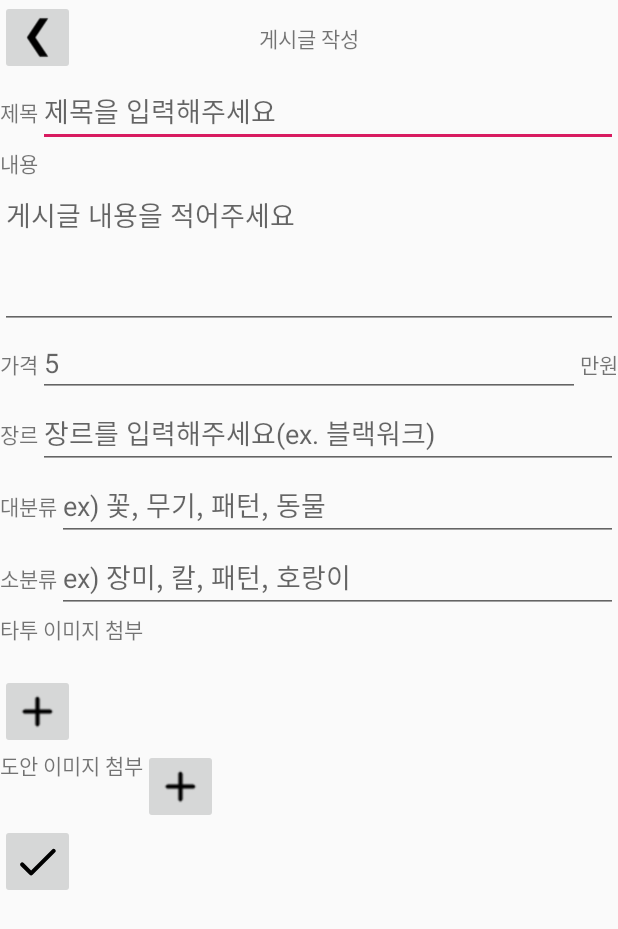
After one commit to donghae0414/2020CapstoneAndroid, an Android app: the WritePostActivity screen opened directly, with no data from a screen before it, on a phone screen of 412 x 824 dp. The commit adds this screen. Shown: the top 929 px of the screen. Run offline under Robolectric (Android 15) with nearby library versions, the phone set to English and light mode, and no system bars; 1 statement that could not run was skipped.

Commit message:
write post
write post

```diff
--- a/app/src/main/AndroidManifest.xml
+++ b/app/src/main/AndroidManifest.xml
@@ -17,7 +17,8 @@
         android:supportsRtl="true"
         android:theme="@style/AppTheme"
         android:usesCleartextTraffic="true">
-        <activity android:name=".activity.TattooistPostsActivity"></activity>
+        <activity android:name=".activity.WritePostActivity"></activity>
+        <activity android:name=".activity.TattooistPostsActivity" />
         <activity android:name=".activity.ApplyTattooistActivity" />
 
         <meta-data
--- a/app/src/main/java/com/example/newtattooandroid/activity/TattooistPostsActivity.java
+++ b/app/src/main/java/com/example/newtattooandroid/activity/TattooistPostsActivity.java
@@ -6,6 +6,7 @@ import androidx.recyclerview.widget.GridLayoutManager;
 import androidx.recyclerview.widget.RecyclerView;
 import androidx.recyclerview.widget.StaggeredGridLayoutManager;
 
+import android.content.Intent;
 import android.os.Bundle;
 import android.util.Log;
 import android.view.View;
@@ -61,15 +62,16 @@ public class TattooistPostsActivity extends AppCompatActivity {
         networkAPIs = retrofit.create(NetworkAPIs.class);
 
         btn_tattooist_posts_back = findViewById(R.id.btn_tattooist_post_back);
-        btn_tattooist_posts_back.setOnClickListener(new View.OnClickListener() {
-            @Override
-            public void onClick(View view) {
+        btn_tattooist_posts_back.setOnClickListener((View view) -> {
                 finish();
-            }
         });
 
         btn_tattooist_write = findViewById(R.id.btn_tattooist_write);
         btn_tattooist_write.setOnClickListener((View view) -> { // 글 작성
+
+            Intent writePostIntent = new Intent(getApplicationContext(), WritePostActivity.class);
+            writePostIntent.putExtra("tattooistId", tattooistDto.getUserId());
+            getApplicationContext().startActivity(writePostIntent.addFlags(Intent.FLAG_ACTIVITY_NEW_TASK));
 
         });
 
--- /dev/null
+++ b/app/src/main/java/com/example/newtattooandroid/activity/WritePostActivity.java
@@ -0,0 +1,214 @@
+package com.example.newtattooandroid.activity;
+
+import androidx.annotation.Nullable;
+import androidx.appcompat.app.ActionBar;
+import androidx.appcompat.app.AppCompatActivity;
+
+import android.content.Intent;
+import android.database.Cursor;
+import android.graphics.Bitmap;
+import android.graphics.BitmapFactory;
+import android.net.Uri;
+import android.os.Bundle;
+import android.provider.OpenableColumns;
+import android.util.Log;
+import android.view.View;
+import android.widget.EditText;
+import android.widget.ImageButton;
+import android.widget.TextView;
+
+import com.example.newtattooandroid.R;
+import com.example.newtattooandroid.model.MainItem;
+import com.example.newtattooandroid.model.TattooistDto;
+import com.example.newtattooandroid.network.NetworkAPIs;
+import com.example.newtattooandroid.network.NetworkClient;
+
+import java.io.ByteArrayOutputStream;
+import java.io.File;
+import java.io.FileNotFoundException;
+import java.io.FileOutputStream;
+import java.io.IOException;
+import java.io.InputStream;
+import java.util.ArrayList;
+import java.util.List;
+
+import lombok.SneakyThrows;
+import okhttp3.MediaType;
+import okhttp3.MultipartBody;
+import okhttp3.RequestBody;
+import retrofit2.Call;
+import retrofit2.Callback;
+import retrofit2.Response;
+import retrofit2.Retrofit;
+
+public class WritePostActivity extends AppCompatActivity {
+    // only tattooistID
+    private TattooistDto tattooistDto;
+
+    // 통신
+    private Retrofit retrofit;
+    private NetworkAPIs networkAPIs;
+
+    // ui components
+    private ImageButton btn_write_back;
+    private EditText et_write_title;
+    private EditText et_write_description;
+    private EditText et_write_price;
+    private EditText et_write_genre;
+    private EditText et_write_big_shape;
+    private EditText et_write_small_shape;
+
+    private TextView tv_write_images;
+    private ImageButton btn_write_image;
+
+    private TextView tv_write_design_name;
+    private ImageButton btn_write_design;
+
+    private ImageButton btn_write_post;
+
+    private MultipartBody.Part design;
+    private ArrayList<MultipartBody.Part> tattoos;
+
+    @Override
+    protected void onCreate(Bundle savedInstanceState) {
+        super.onCreate(savedInstanceState);
+        setContentView(R.layout.activity_write_post);
+        ActionBar actionBar = getSupportActionBar();
+        actionBar.hide();
+
+        getTattooist();
+        //retrofit
+        retrofit = NetworkClient.getRetrofitClient(getApplicationContext());
+        networkAPIs = retrofit.create(NetworkAPIs.class);
+
+        btn_write_back = findViewById(R.id.btn_write_back);
+        btn_write_back.setOnClickListener((View view) -> {
+            finish();
+        });
+
+        et_write_title = findViewById(R.id.et_write_title);
+        et_write_description = findViewById(R.id.et_write_description);
+        et_write_price = findViewById(R.id.et_write_price);
+        et_write_genre = findViewById(R.id.et_write_genre);
+        et_write_big_shape = findViewById(R.id.et_write_big_shape);
+        et_write_small_shape = findViewById(R.id.et_write_small_shape);
+
+        tv_write_images = findViewById(R.id.tv_write_images);
+        btn_write_image = findViewById(R.id.btn_write_image);
+        tattoos = new ArrayList<>();
+        design = null;
+        btn_write_image.setOnClickListener((View view) -> {
+            Intent intent = new Intent();
+            intent.setType("image/*");
+            intent.setAction(Intent.ACTION_GET_CONTENT);
+            startActivityForResult(intent, 1);
+        });
+
+
+        tv_write_design_name = findViewById(R.id.tv_write_design_name);
+        tv_write_design_name.setVisibility(View.GONE);
+        btn_write_design = findViewById(R.id.btn_write_design);
+        btn_write_design.setOnClickListener((View view) -> {
+            Intent intent = new Intent();
+            intent.setType("image/*");
+            intent.setAction(Intent.ACTION_GET_CONTENT);
+            startActivityForResult(intent, 2);
+        });
+
+        btn_write_post = findViewById(R.id.btn_write_post);
+        btn_write_post.setOnClickListener((View view) -> {
+            writePost();
+            finish();
+        });
+    }
+
+    private void getTattooist(){
+        this.tattooistDto = new TattooistDto();
+        tattooistDto.setUserId(getIntent().getStringExtra("tattooistId"));
+    }
+
+    private String uriToFileName(Uri uri) {
+        Cursor returnCursor =
+                getContentResolver().query(uri, null, null, null, null);
+        assert returnCursor != null;
+        int nameIndex = returnCursor.getColumnIndex(OpenableColumns.DISPLAY_NAME);
+        returnCursor.moveToFirst();
+        String name = returnCursor.getString(nameIndex);
+        returnCursor.close();
+        return name;
+    }
+
+
+    private String getPostFromUI(){
+        String s = "{";
+        s += "\"tattooistId\":" + "\"" + tattooistDto.getUserId() + "\"," +
+                "\"title\":" + "\"" + et_write_title.getText().toString() + "\"," +
+                "\"description\":" + "\"" + et_write_description.getText().toString() + "\"," +
+                "\"price\":" + "\"" + et_write_price.getText().toString() + "\"," +
+                "\"genre\":" + "\"" + et_write_genre.getText().toString() + "\"," +
+                "\"bigShape\":" + "\"" + et_write_big_shape.getText().toString() + "\"," +
+                "\"smallShape\":" + "\"" + et_write_small_shape.getText().toString() + "\"";
+        return s + "}";
+    }
+
+    private void writePost(){
+        Log.e("content : ", getPostFromUI());
+        RequestBody post = RequestBody.create(okhttp3.MultipartBody.FORM, getPostFromUI());
+
+        Call<MainItem> call = networkAPIs.writePost(post, tattoos, design);
+        call.enqueue(new Callback<MainItem>() {
+            @Override
+            public void onResponse(Call<MainItem> call, Response<MainItem> response) {
+
+            }
+
+            @Override
+            public void onFailure(Call call, Throwable t) { // 성공
+                Log.e("image search error", t.toString());
+            }
+        });
+    }
+
+    @SneakyThrows
+    @Override
+    protected void onActivityResult(int requestCode, int resultCode, @Nullable Intent data) {
+        super.onActivityResult(requestCode, resultCode, data);
+        String fileName = uriToFileName(data.getData());
+        Log.e("select", fileName);
+        InputStream in = null;
+        try {
+            in = getContentResolver().openInputStream(data.getData());
+        } catch (FileNotFoundException e) {
+            e.printStackTrace();
+        }
+        Bitmap originalBitmap = BitmapFactory.decodeStream(in);
+        Bitmap resizedBitmap = Bitmap.createScaledBitmap(originalBitmap, 256, 256, true);
+
+        File file = new File(getApplicationContext().getCacheDir(), fileName);
+
+        ByteArrayOutputStream bos = new ByteArrayOutputStream();
+        resizedBitmap.compress(Bitmap.CompressFormat.PNG, 0, bos);
+        byte[] bitmapData = bos.toByteArray();
+
+        FileOutputStream fos = null;
+        fos = new FileOutputStream(file);
+        fos.write(bitmapData);
+        fos.flush();
+        fos.close();
+        Log.e("shrink image", file.getName());
+
+        if (requestCode == 1) { // tattoo image
+            RequestBody requestFile = RequestBody.create(MediaType.parse("multipart/fomr-data"), file);
+            MultipartBody.Part body = MultipartBody.Part.createFormData("tattoos", fileName, requestFile);
+            tv_write_images.append(fileName + "\n");
+
+            this.tattoos.add(body);
+        }else if(requestCode == 2){ // design
+            RequestBody requestFile = RequestBody.create(MediaType.parse("multipart/fomr-data"), file);
+            this.design = MultipartBody.Part.createFormData("design", fileName, requestFile);
+            tv_write_design_name.setVisibility(View.VISIBLE);
+            tv_write_design_name.setText(fileName);
+            btn_write_design.setVisibility(View.GONE);
+        }
+    }
+}
--- a/app/src/main/java/com/example/newtattooandroid/network/NetworkAPIs.java
+++ b/app/src/main/java/com/example/newtattooandroid/network/NetworkAPIs.java
@@ -9,6 +9,7 @@ import okhttp3.ResponseBody;
 import retrofit2.Call;
 import retrofit2.http.*;
 
+import java.util.ArrayList;
 import java.util.List;
 
 public interface NetworkAPIs {
@@ -34,4 +35,8 @@ public interface NetworkAPIs {
 
     @POST("/signup/tattooist")
     Call<TattooistDto> applyTattooist(@Body TattooistDto tattooistDto);
+
+    @Multipart
+    @POST("/write/post")
+    Call<MainItem> writePost(@Part("post") RequestBody post, @Part ArrayList<MultipartBody.Part> tattoos, @Part MultipartBody.Part design);
 }
--- a/app/src/main/java/com/example/newtattooandroid/ui/seemore/SeemoreFragment.java
+++ b/app/src/main/java/com/example/newtattooandroid/ui/seemore/SeemoreFragment.java
@@ -93,7 +93,6 @@ public class SeemoreFragment extends Fragment {
             @Override
             public void onClick(View view) { // 게시물 액티비티
                 tattooistPostIntent = new Intent(getActivity().getApplicationContext(), TattooistPostsActivity.class);
-
                 tattooistPostIntent.putExtra("tattooistId", tattooistDto.getUserId());
                 tattooistPostIntent.putExtra("tattooistNickName", tattooistDto.getNickName());
                 tattooistPostIntent.putExtra("isTattooist", true);
--- /dev/null
+++ b/app/src/main/res/layout/activity_write_post.xml
@@ -0,0 +1,211 @@
+<?xml version="1.0" encoding="utf-8"?>
+<LinearLayout xmlns:android="http://schemas.android.com/apk/res/android"
+    xmlns:app="http://schemas.android.com/apk/res-auto"
+    xmlns:tools="http://schemas.android.com/tools"
+    android:layout_width="match_parent"
+    android:layout_height="match_parent"
+    android:orientation="vertical"
+    tools:context=".activity.WritePostActivity">
+
+    <androidx.constraintlayout.widget.ConstraintLayout
+        android:layout_width="match_parent"
+        android:layout_height="wrap_content">
+        <ImageButton
+            android:id="@+id/btn_write_back"
+            android:layout_width="50dp"
+            android:layout_height="50dp"
+            android:padding="8dp"
+            android:scaleType="fitXY"
+            android:src="@drawable/icons8_chevron_left_50"
+            app:layout_constraintBottom_toBottomOf="parent"
+            app:layout_constraintStart_toStartOf="parent"
+            app:layout_constraintTop_toTopOf="parent" />
+
+        <TextView
+            android:layout_width="wrap_content"
+            android:layout_height="wrap_content"
+            android:text="게시글 작성"
+            app:layout_constraintBottom_toBottomOf="parent"
+            app:layout_constraintEnd_toEndOf="parent"
+            app:layout_constraintStart_toStartOf="@+id/btn_write_back"
+            app:layout_constraintTop_toTopOf="parent" />
+
+    </androidx.constraintlayout.widget.ConstraintLayout>
+
+    <LinearLayout
+        android:layout_width="match_parent"
+        android:layout_height="wrap_content"
+        android:orientation="horizontal">
+
+        <TextView
+            android:layout_width="wrap_content"
+            android:layout_height="wrap_content"
+            android:text="제목" />
+
+        <EditText
+            android:id="@+id/et_write_title"
+            android:layout_width="wrap_content"
+            android:layout_height="wrap_content"
+            android:layout_weight="1"
+            android:ems="10"
+            android:hint="제목을 입력해주세요"
+            android:inputType="text" />
+    </LinearLayout>
+
+    <LinearLayout
+        android:layout_width="match_parent"
+        android:layout_height="wrap_content"
+        android:orientation="vertical">
+        <TextView
+            android:layout_width="wrap_content"
+            android:layout_height="wrap_content"
+            android:text="내용" />
+
+        <EditText
+            android:id="@+id/et_write_description"
+            android:layout_width="match_parent"
+            android:layout_height="100dp"
+            android:layout_weight="1"
+            android:gravity="start|top"
+            android:ems="10"
+            android:hint="게시글 내용을 적어주세요"
+            android:inputType="textMultiLine|text" />
+    </LinearLayout>
+
+    <LinearLayout
+        android:layout_width="match_parent"
+        android:layout_height="wrap_content"
+        android:orientation="horizontal">
+        <TextView
+            android:layout_width="wrap_content"
+            android:layout_height="wrap_content"
+            android:text="가격" />
+
+        <EditText
+            android:id="@+id/et_write_price"
+            android:layout_width="wrap_content"
+            android:layout_height="wrap_content"
+            android:layout_weight="1"
+            android:ems="10"
+            android:hint="5"
+            android:inputType="number" />
+        <TextView
+            android:text="만원"
+            android:layout_width="wrap_content"
+            android:layout_height="wrap_content"/>
+    </LinearLayout>
+
+    <LinearLayout
+        android:layout_width="match_parent"
+        android:layout_height="wrap_content"
+        android:orientation="horizontal">
+        <TextView
+            android:layout_width="wrap_content"
+            android:layout_height="wrap_content"
+            android:text="장르" />
+
+        <EditText
+            android:id="@+id/et_write_genre"
+            android:layout_width="wrap_content"
+            android:layout_height="wrap_content"
+            android:layout_weight="1"
+            android:ems="10"
+            android:hint="장르를 입력해주세요(ex. 블랙워크)"
+            android:inputType="text" />
+    </LinearLayout>
+
+    <LinearLayout
+        android:layout_width="match_parent"
+        android:layout_height="wrap_content"
+        android:orientation="horizontal">
+        <TextView
+            android:layout_width="wrap_content"
+            android:layout_height="wrap_content"
+            android:text="대분류" />
+
+        <EditText
+            android:id="@+id/et_write_big_shape"
+            android:layout_width="wrap_content"
+            android:layout_height="wrap_content"
+            android:layout_weight="1"
+            android:ems="10"
+            android:hint="ex) 꽃, 무기, 패턴, 동물"
+            android:inputType="text" />
+    </LinearLayout>
+
+    <LinearLayout
+        android:layout_width="match_parent"
+        android:layout_height="wrap_content"
+        android:orientation="horizontal">
+        <TextView
+            android:layout_width="wrap_content"
+            android:layout_height="wrap_content"
+            android:text="소분류" />
+
+        <EditText
+            android:id="@+id/et_write_small_shape"
+            android:layout_width="wrap_content"
+            android:layout_height="wrap_content"
+            android:layout_weight="1"
+            android:ems="10"
+            android:hint="ex) 장미, 칼, 패턴, 호랑이"
+            android:inputType="text" />
+    </LinearLayout>
+
+    <LinearLayout
+        android:layout_width="match_parent"
+        android:layout_height="wrap_content"
+        android:orientation="vertical">
+
+        <TextView
+            android:text="타투 이미지 첨부"
+            android:layout_width="match_parent"
+            android:layout_height="wrap_content"/>
+        <TextView
+            android:id="@+id/tv_write_images"
+            android:layout_width="match_parent"
+            android:layout_height="wrap_content"/>
+        <ImageButton
+            android:id="@+id/btn_write_image"
+            android:layout_width="50dp"
+            android:layout_height="50dp"
+            android:padding="8dp"
+            android:scaleType="fitXY"
+            android:src="@drawable/round_add_black_18dp" />
+    </LinearLayout>
+
+    <LinearLayout
+        android:layout_width="match_parent"
+        android:layout_height="wrap_content"
+        android:orientation="horizontal">
+
+        <TextView
+            android:text="도안 이미지 첨부"
+            android:layout_width="wrap_content"
+            android:layout_height="wrap_content"/>
+
+        <TextView
+            android:id="@+id/tv_write_design_name"
+            android:text="filename"
+            android:layout_width="wrap_content"
+            android:layout_height="wrap_content"/>
+
+        <ImageButton
+            android:id="@+id/btn_write_design"
+            android:layout_width="50dp"
+            android:layout_height="50dp"
+            android:padding="8dp"
+            android:scaleType="fitXY"
+            android:src="@drawable/round_add_black_18dp" />
+
+    </LinearLayout>
+
+
+    <ImageButton
+        android:id="@+id/btn_write_post"
+        android:layout_width="50dp"
+        android:layout_height="50dp"
+        android:padding="8dp"
+        android:scaleType="fitXY"
+        android:src="@drawable/ic_done_black_18dp" />
+</LinearLayout>
```
